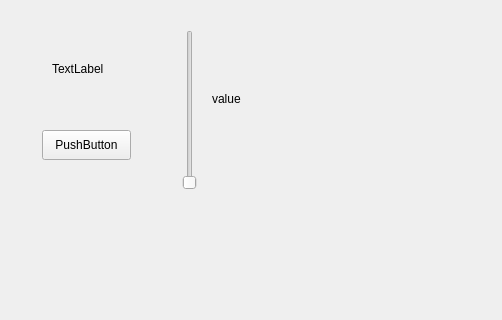
First picture: the form in user_interface.ui, repository Ed1n0rog/pyqt, before the edit; both pictures show x 298 to 800 and y 0 to 320 of the 800 by 600 pixel window.
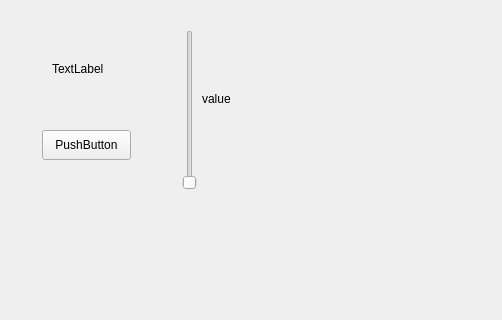
Second picture: the form after the edit.

Patch:
```diff
--- a/user_interface.ui
+++ b/user_interface.ui
@@ -140,7 +140,7 @@
    <widget class="QLabel" name="verticalSliderRightTextBar">
     <property name="geometry">
      <rect>
-      <x>510</x>
+      <x>500</x>
       <y>90</y>
       <width>67</width>
       <height>17</height>
```
Left out of the diff: 15 changed lines with no effect on the pictures.
